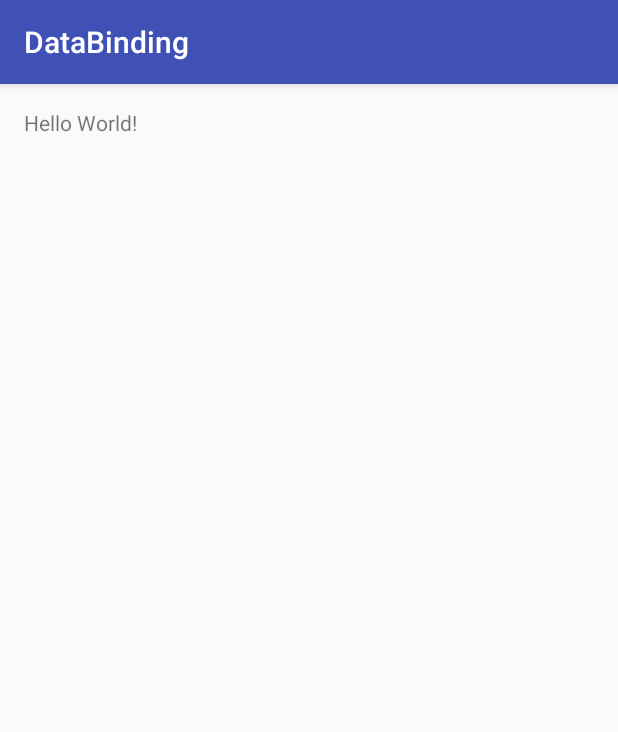
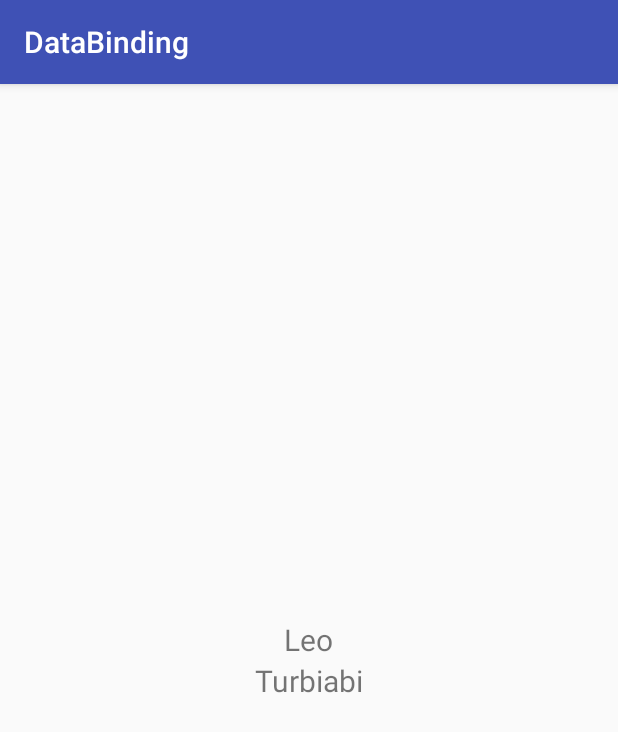
Before and after one commit to AndroidAddicted-SP/DataBinding, an Android app: the screen it shows after launch (MainActivity), on a phone screen of 412 x 824 dp. Shown: the top 732 px of the screen. Run offline under Robolectric (Android 15) with nearby library versions, the phone set to English and light mode, and no system bars; our stand-ins replace data binding.

Commit message:
Primeiro Hello World com DataBind

```diff
--- a/app/src/main/java/dominando/addicted/android/databinding/MainActivity.java
+++ b/app/src/main/java/dominando/addicted/android/databinding/MainActivity.java
@@ -1,13 +1,20 @@
 package dominando.addicted.android.databinding;
 
+import android.databinding.DataBindingUtil;
 import android.support.v7.app.AppCompatActivity;
 import android.os.Bundle;
+
+import dominando.addicted.android.databinding.databinding.ActivityMainBinding;
 
 public class MainActivity extends AppCompatActivity {
 
     @Override
     protected void onCreate(Bundle savedInstanceState) {
         super.onCreate(savedInstanceState);
-        setContentView(R.layout.activity_main);
+
+        ActivityMainBinding binding = DataBindingUtil.setContentView(this, R.layout.activity_main);
+
+        Usuario usuario = new Usuario("Leo", "Turbiabi");
+        binding.setUsuario(usuario);
     }
 }
--- /dev/null
+++ b/app/src/main/java/dominando/addicted/android/databinding/Usuario.java
@@ -0,0 +1,14 @@
+package dominando.addicted.android.databinding;
+
+/**
+ * Created by turbiani on 20/06/16.
+ */
+public class Usuario {
+    public String nome;
+    public String sobrenome;
+
+    public Usuario(String nome, String sobrenome){
+        this.nome = nome;
+        this.sobrenome = sobrenome;
+    }
+}
--- a/app/src/main/res/layout/activity_main.xml
+++ b/app/src/main/res/layout/activity_main.xml
@@ -1,16 +1,24 @@
 <?xml version="1.0" encoding="utf-8"?>
-<RelativeLayout xmlns:android="http://schemas.android.com/apk/res/android"
-    xmlns:tools="http://schemas.android.com/tools"
-    android:layout_width="match_parent"
-    android:layout_height="match_parent"
-    android:paddingBottom="@dimen/activity_vertical_margin"
-    android:paddingLeft="@dimen/activity_horizontal_margin"
-    android:paddingRight="@dimen/activity_horizontal_margin"
-    android:paddingTop="@dimen/activity_vertical_margin"
-    tools:context="dominando.addicted.android.databinding.MainActivity">
-
-    <TextView
-        android:layout_width="wrap_content"
-        android:layout_height="wrap_content"
-        android:text="Hello World!" />
-</RelativeLayout>
+<layout xmlns:android="http://schemas.android.com/apk/res/android">
+    <data>
+        <variable
+            name="usuario"
+            type="dominando.addicted.android.databinding.Usuario" />
+    </data>
+    <LinearLayout
+        android:layout_width="match_parent"
+        android:layout_height="match_parent"
+        android:gravity="center"
+        android:orientation="vertical">
+        <TextView
+            android:layout_width="wrap_content"
+            android:layout_height="wrap_content"
+            android:text="@{usuario.nome}"
+            android:textSize="20sp"/>
+        <TextView
+            android:layout_width="wrap_content"
+            android:layout_height="wrap_content"
+            android:text="@{usuario.sobrenome}"
+            android:textSize="20sp"/>
+    </LinearLayout>
+</layout>
```
